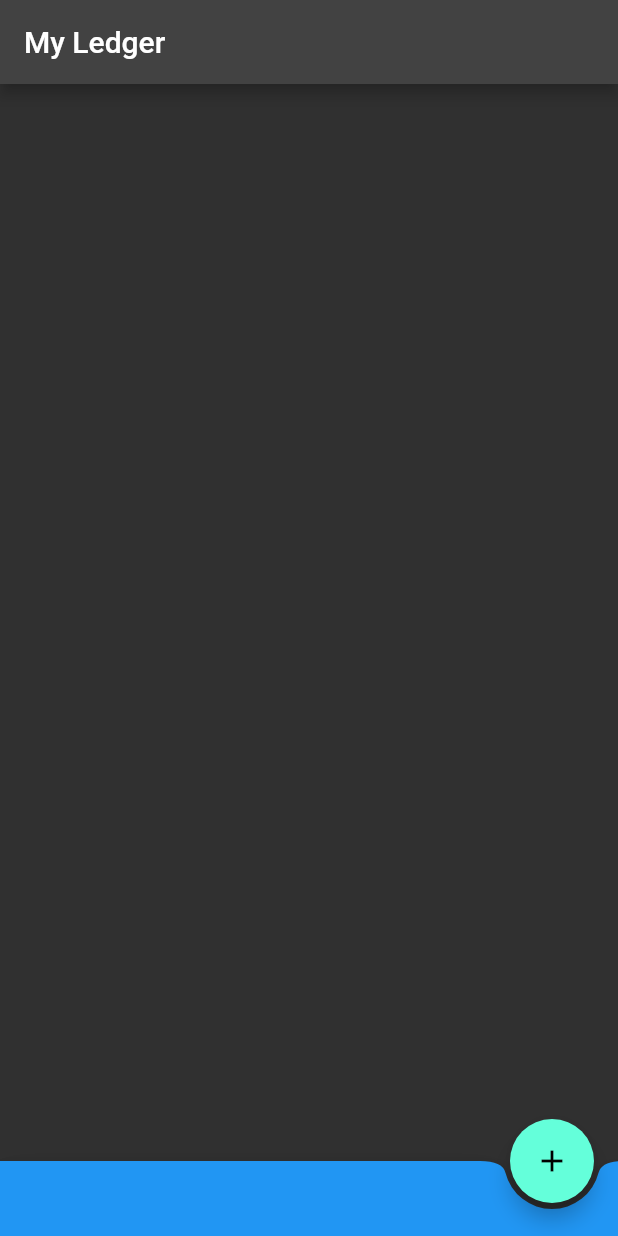
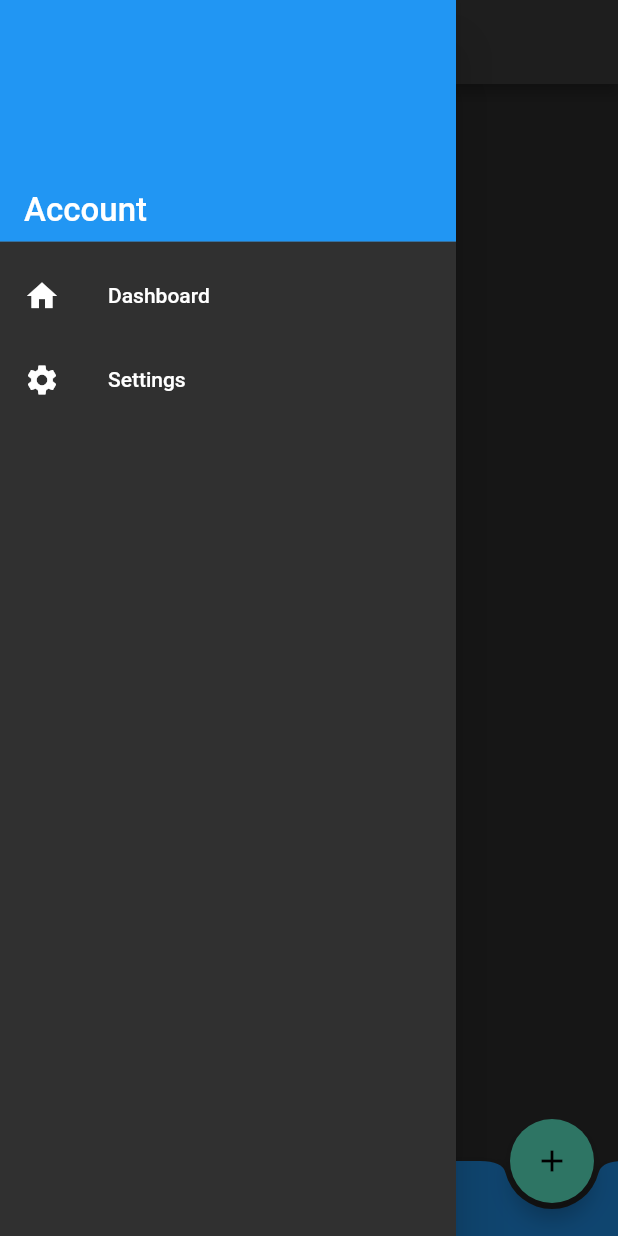
Before and after one commit to manyimy/my_ledger, a Flutter app: the screen it shows after launch, with the side drawer open (before the commit the screen has no drawer), on a phone screen of 412 x 824 dp. Run offline on Flutter 3.47's test engine with Material 2 defaults, Android fonts, the phone set to English and light mode, and no system bars.

Commit message:
feat: Settings page and Navigation,

```diff
--- a/lib/main.dart
+++ b/lib/main.dart
@@ -1,4 +1,5 @@
 import 'package:flutter/material.dart';
+import 'package:my_ledger/settings.dart';
 
 enum POSITIONS { endDocked, centerFloat, endFloat, centerDocked }
 
@@ -32,7 +33,7 @@ class MyApp extends StatelessWidget {
   }
 }
 
-class MyHomePage extends StatefulWidget {
+class MyHomePage extends StatelessWidget {
   const MyHomePage({Key? key, required this.title}) : super(key: key);
 
   // This widget is the home page of your application. It is stateful, meaning
@@ -46,25 +47,7 @@ class MyHomePage extends StatefulWidget {
 
   final String title;
 
-  @override
-  State<MyHomePage> createState() => _MyHomePageState();
-}
-
-class _MyHomePageState extends State<MyHomePage> {
-  int _counter = 0;
-  FloatingActionButtonLocation _fabLocation = FloatingActionButtonLocation.endDocked;
-  POSITIONS? _character = POSITIONS.endDocked;
-
-  void _incrementCounter() {
-    setState(() {
-      // This call to setState tells the Flutter framework that something has
-      // changed in this State, which causes it to rerun the build method below
-      // so that the display can reflect the updated values. If we changed
-      // _counter without calling setState(), then the build method would not be
-      // called again, and so nothing would appear to happen.
-      _counter++;
-    });
-  }
+  final FloatingActionButtonLocation _fabLocation = FloatingActionButtonLocation.endDocked;
 
   @override
   Widget build(BuildContext context) {
@@ -78,7 +61,7 @@ class _MyHomePageState extends State<MyHomePage> {
       appBar: AppBar(
         // Here we take the value from the MyHomePage object that was created by
         // the App.build method, and use it to set our appbar title.
-        title: Text(widget.title),
+        title: Text(title),
       ),
       body: Center(
         // Center is a layout widget. It takes a single child and positions it
@@ -99,20 +82,67 @@ class _MyHomePageState extends State<MyHomePage> {
           // axis because Columns are vertical (the cross axis would be
           // horizontal).
           mainAxisAlignment: MainAxisAlignment.center,
-          children: <Widget>[
-            // const Text(
-            //   'You have pushed the button this many times:',
-            // ),
-            // Text(
-            //   '$_counter',
-            //   style: Theme.of(context).textTheme.headline4,
-            // ),
+          // children: <Widget>[
+          //   const Text(
+          //     'You have pushed the button this many times:',
+          //   ),
+          //   Text(
+          //     '$_counter',
+          //     style: Theme.of(context).textTheme.headline4,
+          //   ),
+          // ],
+        ),
+      ),
+      drawer: Drawer(
+        // Add a ListView to the drawer. This ensures the user can scroll
+        // through the options in the drawer if there isn't enough vertical
+        // space to fit everything.
+        child: ListView(
+          // Important: Remove any padding from the ListView.
+          padding: EdgeInsets.zero,
+          children: [
+              DrawerHeader(
+                decoration: const BoxDecoration(
+                  color: Colors.blue,
+                ),
+                child: Container(
+                  alignment: Alignment.bottomLeft,
+                  height: 10,
+                  child: const Text(
+                    'Account',
+                    style: TextStyle(fontSize: 22),
+                  ),
+                ),
+              ),
+            ListTile(
+              leading: Icon(Icons.home),
+              title: const Text('Dashboard'),
+              onTap: () {
+                // Update the state of the app
+                // ...
+                // Then close the drawer
+
+                Navigator.pop(context);
+              },
+            ),
+            ListTile(
+              leading: Icon(Icons.settings),
+              title: const Text('Settings'),
+              onTap: () {
+                // Update the state of the app
+                // ...
+                // Then close the drawer
+                Navigator.push(context, MaterialPageRoute(builder: (context) {
+                  return const SettingsPage(title: "Settings");
+                }));
+              },
+            ),
           ],
         ),
       ),
       floatingActionButton: FloatingActionButton(
-        child: const Icon(Icons.add),
-        onPressed: () => {}),
+          child: const Icon(Icons.add),
+          onPressed: () => {}),
       floatingActionButtonLocation: this._fabLocation,
       bottomNavigationBar: BottomAppBar(
         color: Colors.blue,
```
